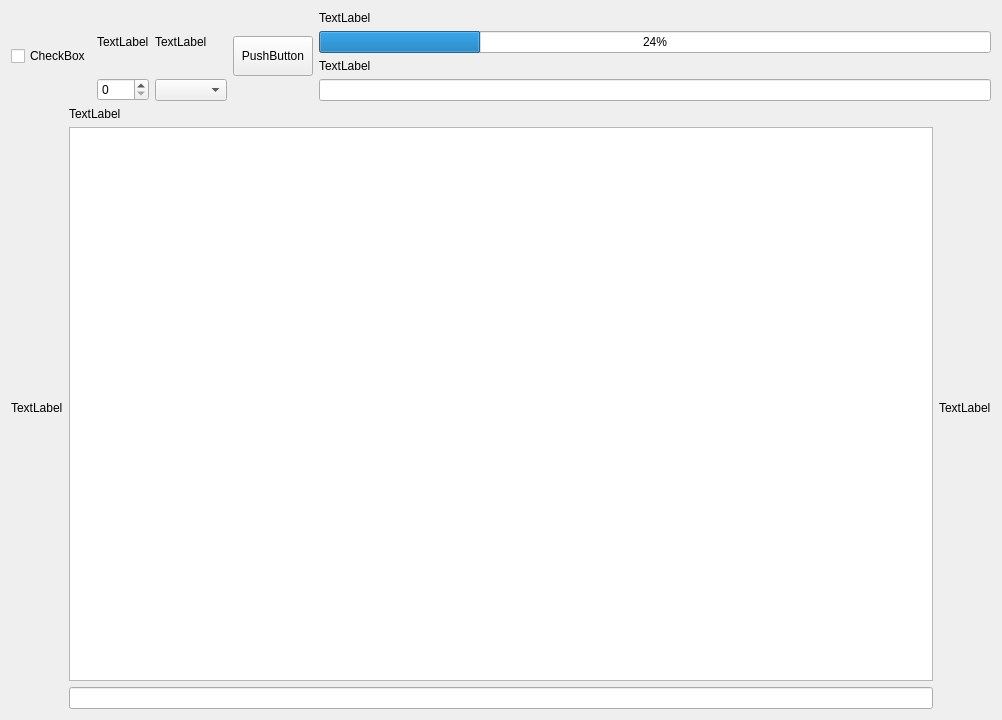
Above: View/frontend/UI/experiment_tab.ui from FranciscoGauna/Microscopy-Program before the change. Below: the same form after it.
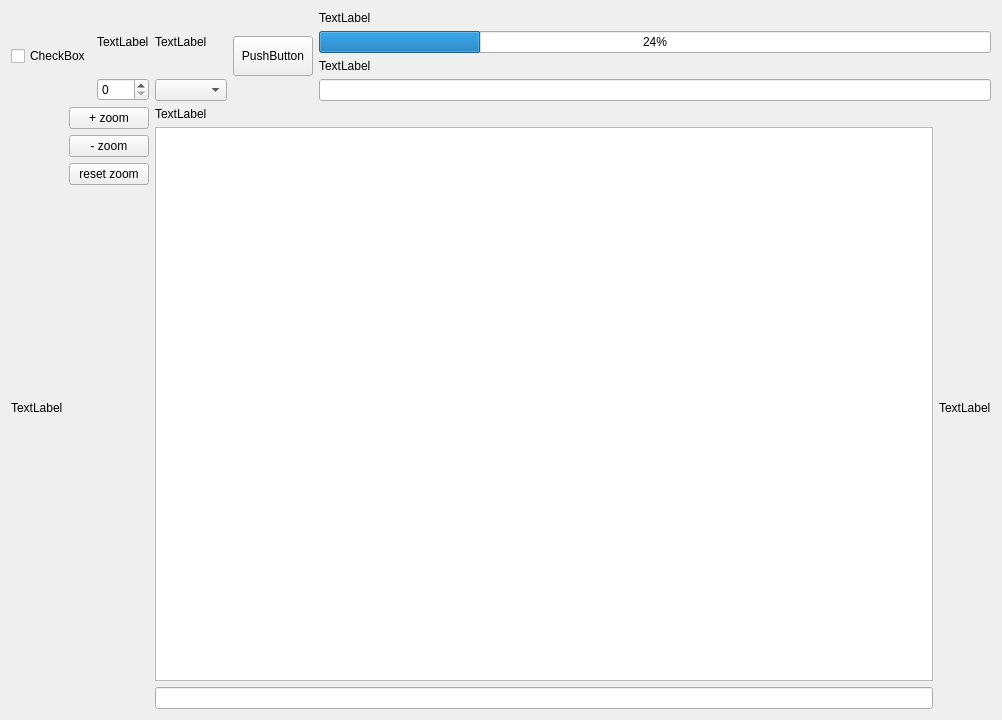
That is the form after the change.

The edit to the form file:
```diff
--- a/View/frontend/UI/experiment_tab.ui
+++ b/View/frontend/UI/experiment_tab.ui
@@ -107,6 +107,44 @@
        </item>
       </layout>
      </item>
+     <item>
+      <layout class="QVBoxLayout" name="map_button_vl">
+       <item>
+        <widget class="QPushButton" name="zoom_in_bt">
+         <property name="text">
+          <string>+ zoom</string>
+         </property>
+        </widget>
+       </item>
+       <item>
+        <widget class="QPushButton" name="zoom_out_bt">
+         <property name="text">
+          <string>- zoom</string>
+         </property>
+        </widget>
+       </item>
+       <item>
+        <widget class="QPushButton" name="zoom_reset_bt">
+         <property name="text">
+          <string>reset zoom</string>
+         </property>
+        </widget>
+       </item>
+       <item>
+        <spacer name="verticalSpacer">
+         <property name="orientation">
+          <enum>Qt::Vertical</enum>
+         </property>
+         <property name="sizeHint" stdset="0">
+          <size>
+           <width>20</width>
+           <height>40</height>
+          </size>
+         </property>
+        </spacer>
+       </item>
+      </layout>
+     </item>
      <item>
       <layout class="QVBoxLayout" name="map_vl">
        <item>
@@ -117,7 +155,20 @@
         </widget>
        </item>
        <item>
-        <widget class="QGraphicsView" name="map_view"/>
+        <widget class="QGraphicsView" name="map_view">
+         <property name="sizePolicy">
+          <sizepolicy hsizetype="Expanding" vsizetype="Expanding">
+           <horstretch>0</horstretch>
+           <verstretch>0</verstretch>
+          </sizepolicy>
+         </property>
+         <property name="minimumSize">
+          <size>
+           <width>300</width>
+           <height>0</height>
+          </size>
+         </property>
+        </widget>
        </item>
        <item>
         <widget class="QLineEdit" name="map_le"/>
```
Left out of the diff: 4 changed lines with no effect on the pictures.
